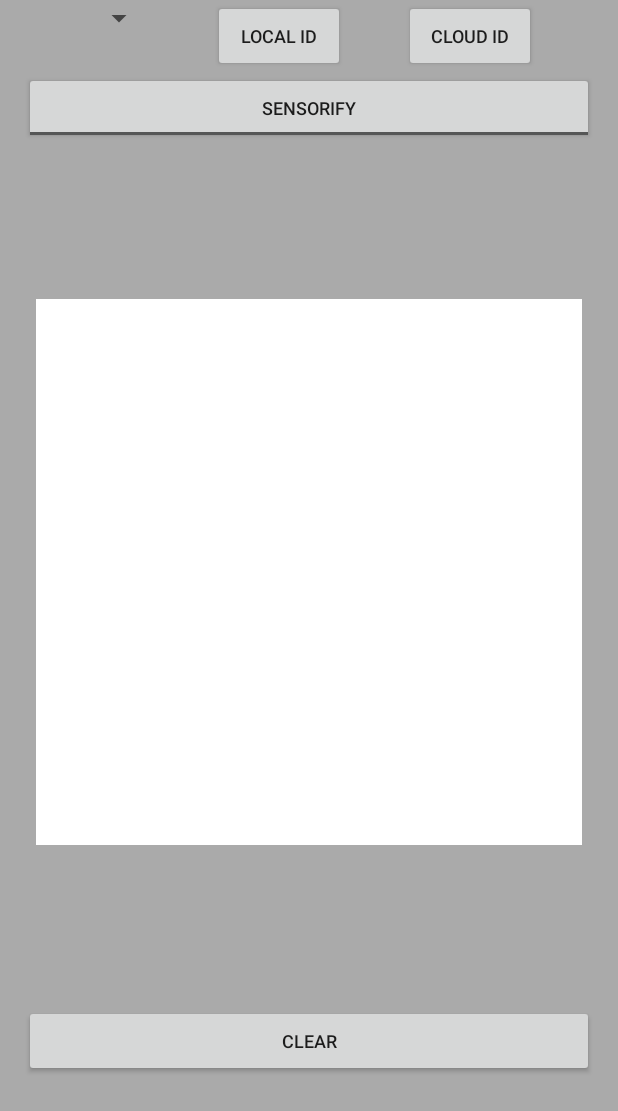
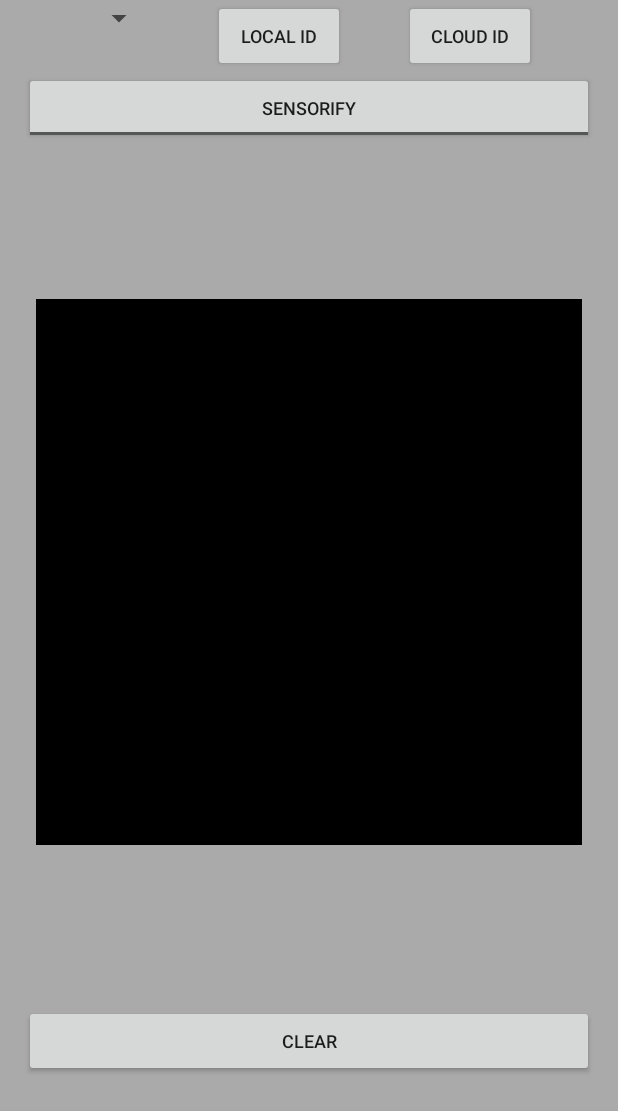
Before and after one commit to GoogleCloudPlatform/air-draw-demo, an Android app built with Jetpack Compose: the layout activity_content.xml on its own in the app's theme, with its tools: preview values and no code run, on a phone screen of 412 x 824 dp. Shown: the top 1111 px of the screen. Run offline under Robolectric (Android 15) with nearby library versions, the phone set to English and light mode, and no system bars; network calls fail.

Commit message:
Canvas is now white on black, works better for digit detection. Also other minor cleanups.

```diff
--- a/android/src/main/kotlin/com/jamesward/airdraw/ComposeActivity.kt
+++ b/android/src/main/kotlin/com/jamesward/airdraw/ComposeActivity.kt
@@ -90,7 +90,6 @@ fun BuildUI(guesses: Guesses = Guesses()) {
                     }
                 }
             }
-            println("sensorifying = $sensorifying")
             Button(text = "Sensorify", onClick = {
                 sensorifying = !sensorifying
                 val on = sensorifying
--- a/android/src/main/kotlin/com/jamesward/airdraw/DrawingCanvas.kt
+++ b/android/src/main/kotlin/com/jamesward/airdraw/DrawingCanvas.kt
@@ -16,7 +16,7 @@ class DrawingCanvas(context: Context?, attr: AttributeSet) : View(context, attr)
     init {
         paint.style = Paint.Style.STROKE
         paint.strokeWidth = 60.0f
-        paint.color = Color.BLACK
+        paint.color = Color.WHITE
         paint.strokeJoin = Paint.Join.ROUND
         paint.strokeCap = Paint.Cap.ROUND
     }
--- a/android/src/main/kotlin/com/jamesward/airdraw/MainActivity.kt
+++ b/android/src/main/kotlin/com/jamesward/airdraw/MainActivity.kt
@@ -188,7 +188,7 @@ class MainActivity: AppCompatActivity() {
         fun setGuess(i: Int, guess: TextView) {
             imageResult.labelAnnotations.getOrNull(i).let { result ->
                 if (result != null) {
-                    guess.text = "${result.description}: ${result.score}"
+                    guess.text = "${result.description}: " + "   %3.2f%%".format(result.score * 100)
                 } else {
                     guess.text = ""
                 }
--- a/android/src/main/res/layout/activity_content.xml
+++ b/android/src/main/res/layout/activity_content.xml
@@ -129,7 +129,7 @@
         android:layout_width="0dp"
         android:layout_height="0dp"
         android:layout_margin="8dp"
-        android:background="@android:color/white"
+        android:background="@android:color/black"
         app:layout_constraintDimensionRatio="1:1"
         app:layout_constraintEnd_toEndOf="@id/rightGuide"
         app:layout_constraintHorizontal_bias="0.0"
```
